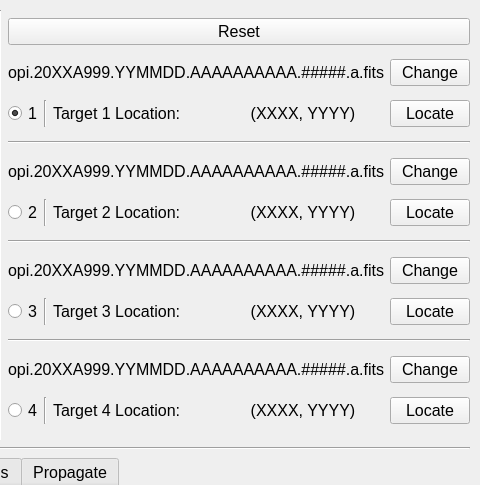
psmd-iberutaru/OpihiExarata, file src/opihiexarata/gui/qtui/manual.ui: the form before one commit; both pictures show x 451 to 931 and y 0 to 485 of the 931 by 821 pixel window.
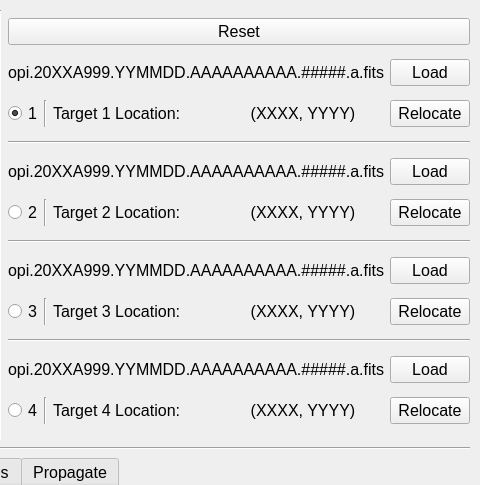
The form after the commit.

The edit to the form file:
```diff
--- a/src/opihiexarata/gui/qtui/manual.ui
+++ b/src/opihiexarata/gui/qtui/manual.ui
@@ -211,7 +211,7 @@
          <item row="8" column="4">
           <widget class="QPushButton" name="push_button_locate_target_location_3">
            <property name="text">
-            <string>Locate</string>
+            <string>Relocate</string>
            </property>
           </widget>
          </item>
@@ -234,7 +234,7 @@
             </font>
            </property>
            <property name="text">
-            <string>Change</string>
+            <string>Load</string>
            </property>
           </widget>
          </item>
@@ -262,7 +262,7 @@
          <item row="5" column="4">
           <widget class="QPushButton" name="push_button_locate_target_location_2">
            <property name="text">
-            <string>Locate</string>
+            <string>Relocate</string>
            </property>
           </widget>
          </item>
@@ -276,7 +276,7 @@
          <item row="10" column="4">
           <widget class="QPushButton" name="push_button_change_filename_4">
            <property name="text">
-            <string>Change</string>
+            <string>Load</string>
            </property>
           </widget>
          </item>
@@ -303,14 +303,14 @@
          <item row="4" column="4">
           <widget class="QPushButton" name="push_button_change_filename_2">
            <property name="text">
-            <string>Change</string>
+            <string>Load</string>
            </property>
           </widget>
          </item>
          <item row="11" column="4">
           <widget class="QPushButton" name="push_button_locate_target_location_4">
            <property name="text">
-            <string>Locate</string>
+            <string>Relocate</string>
            </property>
           </widget>
          </item>
@@ -324,7 +324,7 @@
          <item row="7" column="4">
           <widget class="QPushButton" name="push_button_change_filename_3">
            <property name="text">
-            <string>Change</string>
+            <string>Load</string>
            </property>
           </widget>
          </item>
@@ -347,7 +347,7 @@
             </font>
            </property>
            <property name="text">
-            <string>Locate</string>
+            <string>Relocate</string>
            </property>
           </widget>
          </item>
```
Left out of the diff: 16 changed lines with no effect on the pictures.
